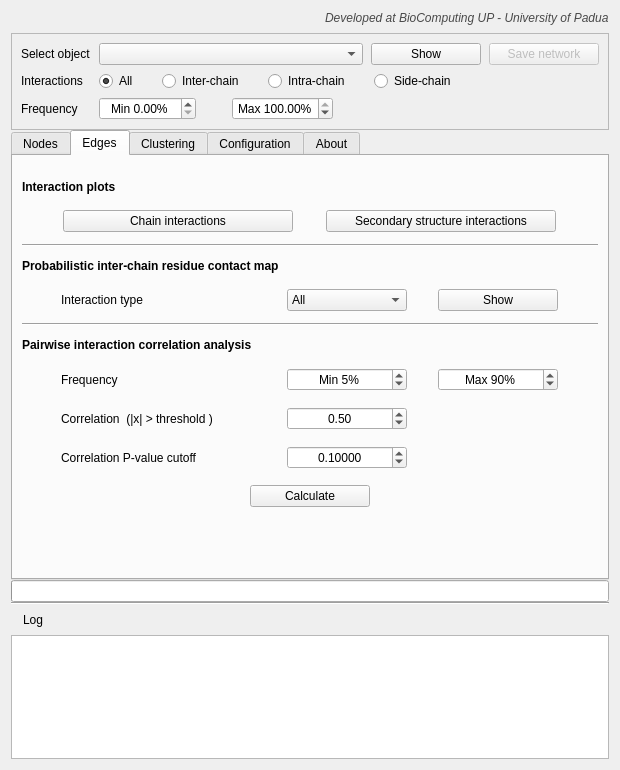
Qt form GUIs/plugin.ui (BioComputingUP/ring-pymol) before a commit.
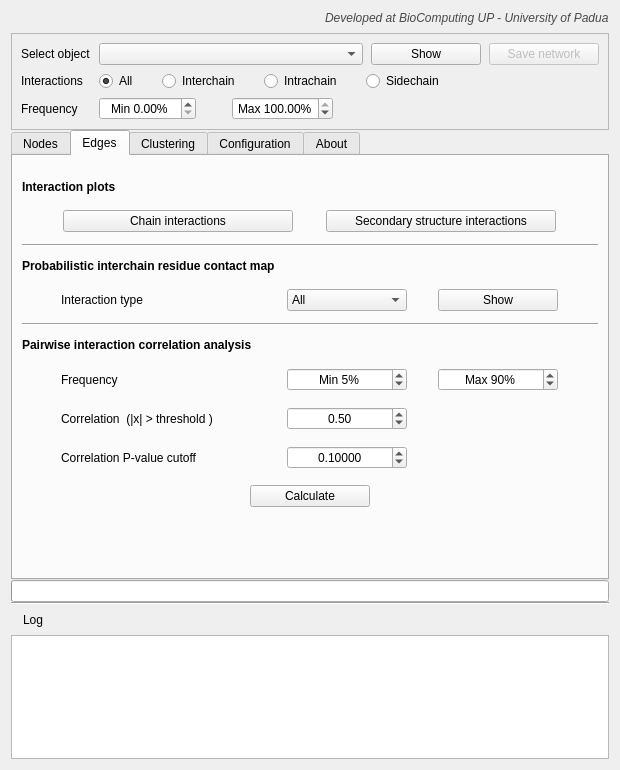
The same form after that commit. The open tabs and pages were chosen to show the change. Icons and pictures are not drawn.

The edit to the form file:
```diff
--- a/GUIs/plugin.ui
+++ b/GUIs/plugin.ui
@@ -762,7 +762,7 @@
             </font>
            </property>
            <property name="text">
-            <string>Probabilistic inter-chain residue contact map</string>
+            <string>Probabilistic interchain residue contact map</string>
            </property>
            <property name="wordWrap">
             <bool>true</bool>
@@ -3663,7 +3663,7 @@
              </sizepolicy>
             </property>
             <property name="text">
-             <string>Inter-chain</string>
+             <string>Interchain</string>
             </property>
            </widget>
           </item>
@@ -3676,14 +3676,14 @@
              </sizepolicy>
             </property>
             <property name="text">
-             <string>Intra-chain</string>
+             <string>Intrachain</string>
             </property>
            </widget>
           </item>
           <item>
            <widget class="QRadioButton" name="sidechain">
             <property name="text">
-             <string>Side-chain</string>
+             <string>Sidechain</string>
             </property>
            </widget>
           </item>
```
Left out of the diff: 8 changed lines with no effect on the pictures.
